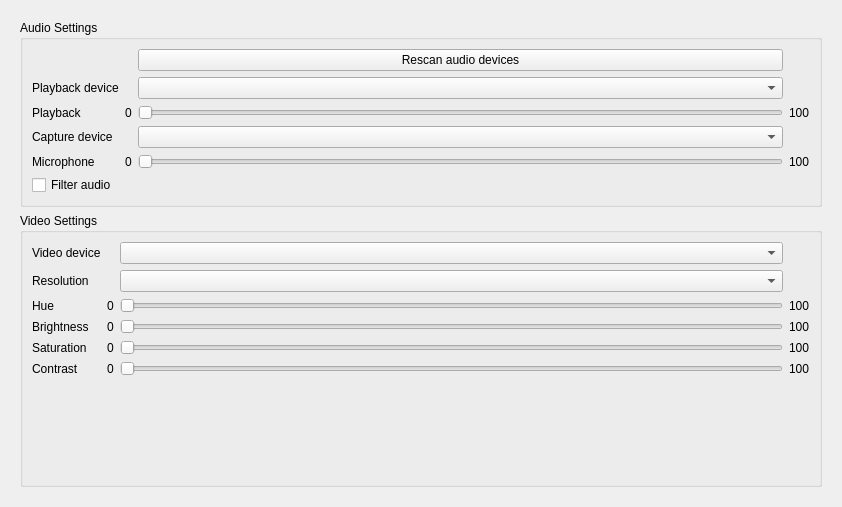
Qt form src/widget/form/settings/avsettings.ui (qTox/qTox) before a commit.
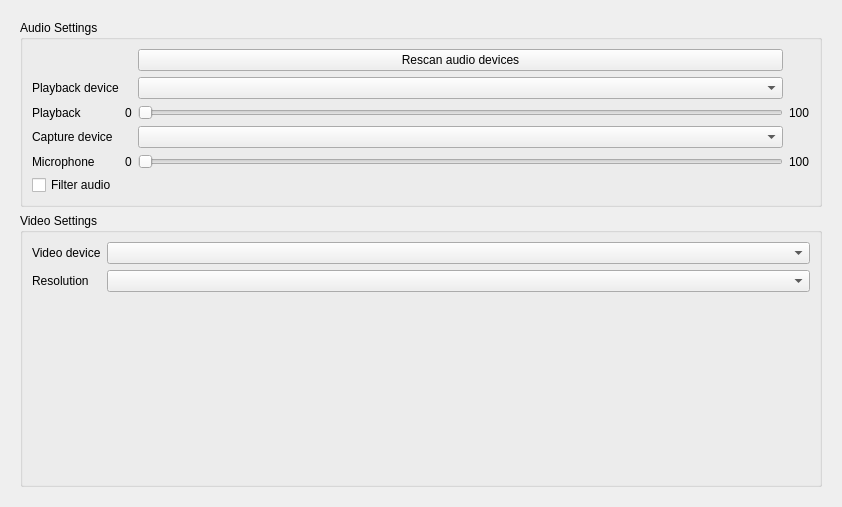
The same form after that commit. Custom widgets are drawn as their Qt base class.

Commit message:
Remove video post-processing sliders
Since they don't currently do anything

What changed in the file:
```diff
--- a/src/widget/form/settings/avsettings.ui
+++ b/src/widget/form/settings/avsettings.ui
@@ -158,6 +158,13 @@
          <layout class="QVBoxLayout" name="verticalLayout">
           <item>
            <layout class="QGridLayout" name="gridLayout_2">
+            <item row="0" column="0">
+             <widget class="QLabel" name="videoDevLabel">
+              <property name="text">
+               <string>Video device</string>
+              </property>
+             </widget>
+            </item>
             <item row="1" column="0">
              <widget class="QLabel" name="resolutionLabel">
               <property name="toolTip">
@@ -172,131 +179,7 @@
               </property>
              </widget>
             </item>
-            <item row="4" column="3">
-             <widget class="QLabel" name="saturationMax">
-              <property name="text">
-               <string>100</string>
-              </property>
-             </widget>
-            </item>
-            <item row="3" column="3">
-             <widget class="QLabel" name="brightnessMax">
-              <property name="text">
-               <string>100</string>
-              </property>
-             </widget>
-            </item>
-            <item row="4" column="0">
-             <widget class="QLabel" name="saturationLabel">
-              <property name="text">
-               <string>Saturation</string>
-              </property>
-             </widget>
-            </item>
-            <item row="3" column="2">
-             <widget class="QSlider" name="BrightnessSlider">
-              <property name="enabled">
-               <bool>false</bool>
-              </property>
-              <property name="orientation">
-               <enum>Qt::Horizontal</enum>
-              </property>
-             </widget>
-            </item>
-            <item row="2" column="2">
-             <widget class="QSlider" name="HueSlider">
-              <property name="enabled">
-               <bool>false</bool>
-              </property>
-              <property name="orientation">
-               <enum>Qt::Horizontal</enum>
-              </property>
-             </widget>
-            </item>
-            <item row="5" column="0">
-             <widget class="QLabel" name="contrastLabel">
-              <property name="text">
-               <string>Contrast</string>
-              </property>
-             </widget>
-            </item>
-            <item row="4" column="1">
-             <widget class="QLabel" name="saturationMin">
-              <property name="text">
-               <string>0</string>
-              </property>
-             </widget>
-            </item>
-            <item row="4" column="2">
-             <widget class="QSlider" name="SaturationSlider">
-              <property name="enabled">
-               <bool>false</bool>
-              </property>
-              <property name="orientation">
-               <enum>Qt::Horizontal</enum>
-              </property>
-             </widget>
-            </item>
-            <item row="5" column="3">
-             <widget class="QLabel" name="contrastMax">
-              <property name="text">
-               <string>100</string>
-              </property>
-             </widget>
-            </item>
-            <item row="5" column="1">
-             <widget class="QLabel" name="contrastMin">
-              <property name="text">
-               <string>0</string>
-              </property>
-             </widget>
-            </item>
-            <item row="3" column="0">
-             <widget class="QLabel" name="brightnessLabel">
-              <property name="text">
-               <string>Brightness</string>
-              </property>
-             </widget>
-            </item>
-            <item row="3" column="1">
-             <widget class="QLabel" name="brightnessMin">
-              <property name="text">
-               <string>0</string>
-              </property>
-             </widget>
-            </item>
-            <item row="2" column="0">
-             <widget class="QLabel" name="hueLabel">
-              <property name="text">
-               <string>Hue</string>
-              </property>
-             </widget>
-            </item>
-            <item row="2" column="1">
-             <widget class="QLabel" name="hueMin">
-              <property name="text">
-               <string>0</string>
-              </property>
-             </widget>
-            </item>
-            <item row="5" column="2">
-             <widget class="QSlider" name="ContrastSlider">
-              <property name="enabled">
-               <bool>false</bool>
-              </property>
-              <property name="orientation">
-               <enum>Qt::Horizontal</enum>
-              </property>
-             </widget>
-            </item>
-            <item row="2" column="3">
-             <widget class="QLabel" name="hueMax">
-              <property name="text">
-               <string>100</string>
-              </property>
-             </widget>
-            </item>
-            <item row="1" column="2">
+            <item row="1" column="1">
              <widget class="QComboBox" name="videoModescomboBox">
               <property name="sizePolicy">
                <sizepolicy hsizetype="Expanding" vsizetype="Fixed">
@@ -313,14 +196,7 @@
               </property>
              </widget>
             </item>
-            <item row="0" column="0">
-             <widget class="QLabel" name="videoDevLabel">
-              <property name="text">
-               <string>Video device</string>
-              </property>
-             </widget>
-            </item>
-            <item row="0" column="2">
+            <item row="0" column="1">
              <widget class="QComboBox" name="videoDevCombobox"/>
             </item>
            </layout>
```
